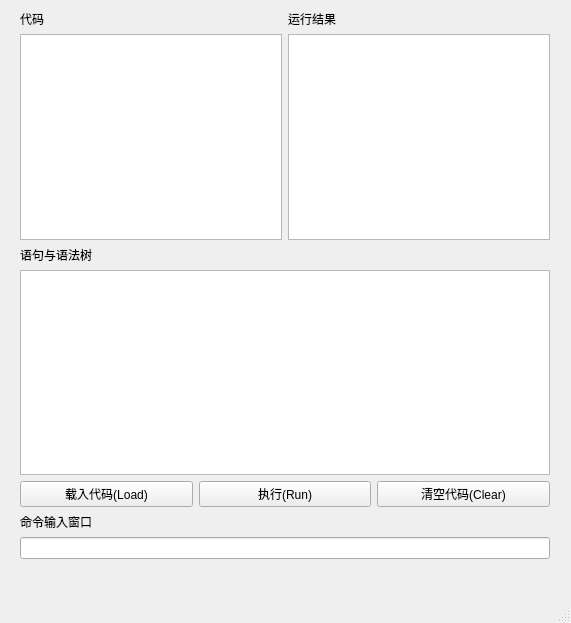
Above: guibasic.ui from WindowsXp-Beta/Mini-BASIC before the change. Below: the same form after it.
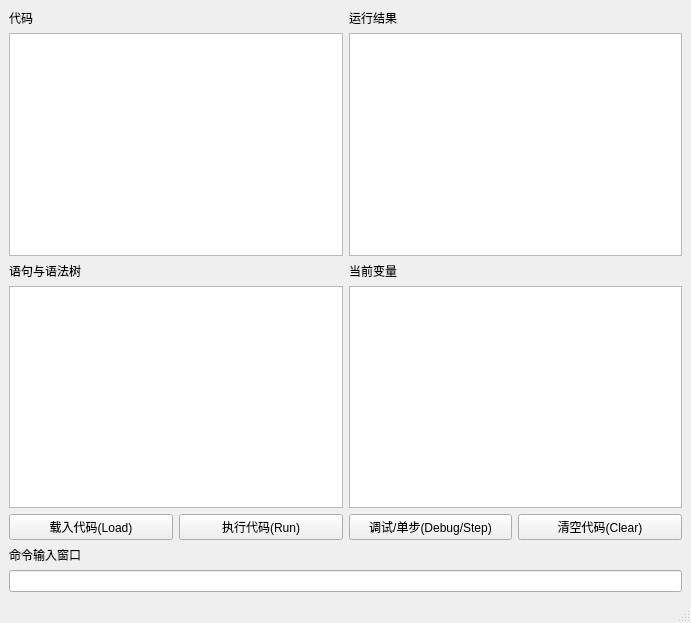
That is the form after the change.

```diff
--- a/guibasic.ui
+++ b/guibasic.ui
@@ -6,7 +6,7 @@
    <rect>
     <x>0</x>
     <y>0</y>
-    <width>571</width>
+    <width>691</width>
     <height>623</height>
    </rect>
   </property>
@@ -14,22 +14,19 @@
    <string>GuiBasic</string>
   </property>
   <widget class="QWidget" name="centralwidget">
-   <widget class="QWidget" name="layoutWidget">
-    <property name="geometry">
-     <rect>
-      <x>20</x>
-      <y>10</y>
-      <width>530</width>
-      <height>549</height>
-     </rect>
-    </property>
-    <layout class="QVBoxLayout" name="verticalLayout_5">
+   <property name="enabled">
+    <bool>true</bool>
+   </property>
+   <property name="autoFillBackground">
+    <bool>false</bool>
+   </property>
+   <layout class="QVBoxLayout" name="verticalLayout_6">
      <item>
       <layout class="QHBoxLayout" name="horizontalLayout">
        <item>
         <layout class="QVBoxLayout" name="verticalLayout">
          <item>
-          <widget class="QLabel" name="label">
+         <widget class="QLabel" name="codeLabel">
            <property name="text">
             <string>代码</string>
            </property>
@@ -43,7 +40,7 @@
        <item>
         <layout class="QVBoxLayout" name="verticalLayout_2">
          <item>
-          <widget class="QLabel" name="label_2">
+         <widget class="QLabel" name="resultLabel">
            <property name="text">
             <string>运行结果</string>
            </property>
@@ -57,9 +54,11 @@
       </layout>
      </item>
      <item>
+     <layout class="QHBoxLayout" name="horizontalLayout_3">
+      <item>
       <layout class="QVBoxLayout" name="verticalLayout_3">
        <item>
-        <widget class="QLabel" name="label_3">
+         <widget class="QLabel" name="syntaxTreeLabel">
          <property name="text">
           <string>语句与语法树</string>
          </property>
@@ -71,6 +70,22 @@
       </layout>
      </item>
      <item>
+       <layout class="QVBoxLayout" name="verticalLayout_5">
+        <item>
+         <widget class="QLabel" name="varLabel">
+          <property name="text">
+           <string>当前变量</string>
+          </property>
+         </widget>
+        </item>
+        <item>
+         <widget class="QPlainTextEdit" name="vardisplay"/>
+        </item>
+       </layout>
+      </item>
+     </layout>
+    </item>
+    <item>
       <layout class="QHBoxLayout" name="horizontalLayout_2">
        <item>
         <widget class="QPushButton" name="btnLoadCode">
@@ -82,7 +97,14 @@
        <item>
         <widget class="QPushButton" name="btnRunCode">
          <property name="text">
-          <string>执行(Run)</string>
+         <string>执行代码(Run)</string>
+        </property>
+       </widget>
+      </item>
+      <item>
+       <widget class="QPushButton" name="btnDebugCode">
+        <property name="text">
+         <string>调试/单步(Debug/Step)</string>
          </property>
         </widget>
        </item>
@@ -98,7 +120,7 @@
      <item>
       <layout class="QVBoxLayout" name="verticalLayout_4">
        <item>
-        <widget class="QLabel" name="label_4">
+       <widget class="QLabel" name="cmdLabel">
          <property name="text">
           <string>命令输入窗口</string>
          </property>
@@ -111,13 +133,12 @@
      </item>
     </layout>
    </widget>
-  </widget>
   <widget class="QMenuBar" name="menubar">
    <property name="geometry">
     <rect>
      <x>0</x>
      <y>0</y>
-     <width>571</width>
+     <width>691</width>
      <height>22</height>
     </rect>
    </property>
```
Lines whose indentation alone changed are shown as unchanged.
